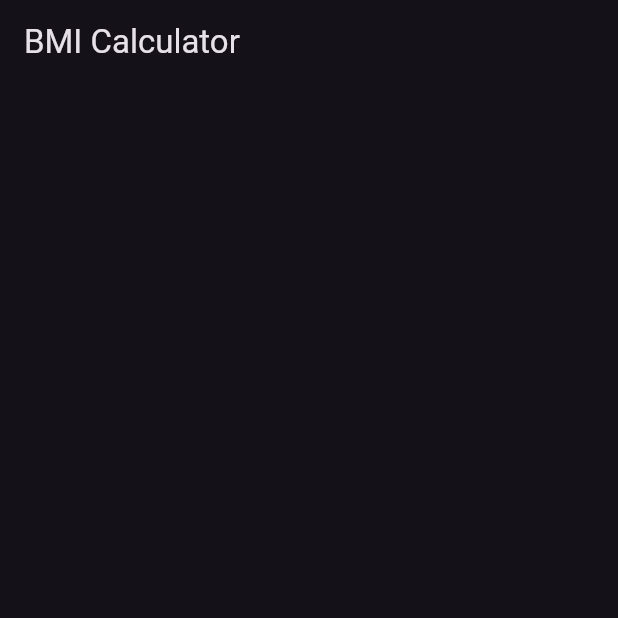
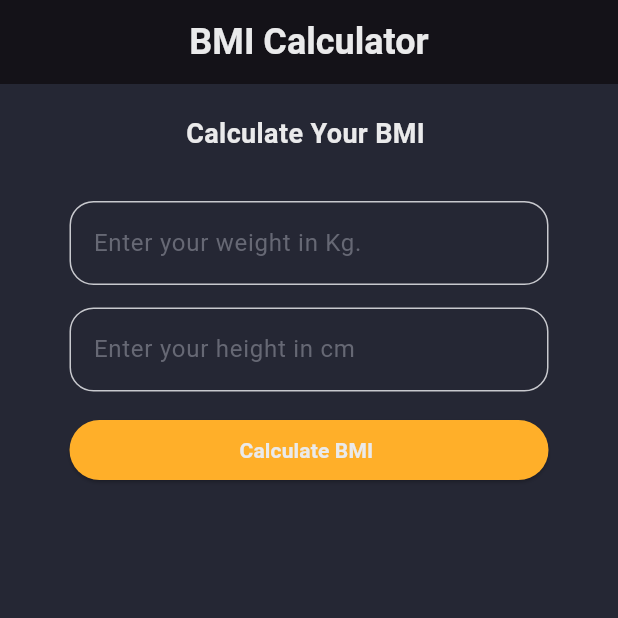
Before and after one commit to rajukarki467/bmi_calculator, a Flutter app: the screen it shows after launch, on a phone screen of 412 x 824 dp, the top half of it. Run offline on Flutter 3.47's test engine with Material 3 defaults, Android fonts, the phone set to English and light mode, and no system bars.

Commit message:
making text and input field and button

```diff
--- a/lib/main.dart
+++ b/lib/main.dart
@@ -12,6 +12,7 @@ class MyApp extends StatelessWidget {
   @override
   Widget build(BuildContext context) {
     return MaterialApp(
+      debugShowCheckedModeBanner: false,
       title: 'BMI - Calculator',
       theme: ThemeData.dark(),
       home: const HomePage(),
--- a/lib/pages/home_page.dart
+++ b/lib/pages/home_page.dart
@@ -1,3 +1,6 @@
+import 'package:bmi_calculator/constants/colors.dart';
+import 'package:bmi_calculator/widgets/custom_text.dart';
+import 'package:bmi_calculator/widgets/custome_textfield.dart';
 import 'package:flutter/material.dart';
 
 class HomePage extends StatelessWidget {
@@ -5,6 +8,56 @@ class HomePage extends StatelessWidget {
 
   @override
   Widget build(BuildContext context) {
-    return Scaffold(appBar: AppBar(title: Text("BMI Calculator")));
+    final screenSize = MediaQuery.of(context).size;
+    final screenwidth = screenSize.width;
+
+    final TextEditingController controller1 = TextEditingController();
+    final TextEditingController controller2 = TextEditingController();
+    return Scaffold(
+      appBar: AppBar(title: CustomText(textMessage: "BMI Calculator")),
+      backgroundColor: CustomColor.ScaffoldBg,
+      body: Center(
+        child: Container(
+          width: screenwidth / 1.2,
+          child: Column(
+            children: [
+              CustomText(textMessage: "Calculate Your BMI ", fontSize: 18),
+              Padding(
+                padding: const EdgeInsets.all(12.0),
+                child: Column(
+                  children: [
+                    CustomeTextfield(
+                      labelText: "Enter your weight in Kg.",
+                      controller: controller1,
+                    ),
+                    const SizedBox(height: 15),
+                    CustomeTextfield(
+                      labelText: "Enter your height in cm",
+                      controller: controller2,
+                    ),
+                    const SizedBox(height: 15),
+                    ElevatedButton(
+                      onPressed: () {
+                        String inpuvalue1 = controller1.text;
+                        String inpuvalue2 = controller2.text;
+                        // print(inpuvalue2);
+                      },
+                      child: CustomText(
+                        textMessage: "Calculate BMI ",
+                        fontSize: 14,
+                        ver: 0,
+                      ),
+                      style: ElevatedButton.styleFrom(
+                        backgroundColor: CustomColor.yellowPimary,
+                      ),
+                    ),
+                  ],
+                ),
+              ),
+            ],
+          ),
+        ),
+      ),
+    );
   }
 }
--- /dev/null
+++ b/lib/widgets/custom_text.dart
@@ -0,0 +1,32 @@
+import 'package:flutter/material.dart';
+
+import '../constants/colors.dart';
+
+class CustomText extends StatelessWidget {
+  const CustomText({
+    super.key,
+    required this.textMessage,
+    this.fontSize = 24,
+    this.ver = 20,
+  });
+  final String textMessage;
+  final double fontSize;
+  final double ver;
+
+  @override
+  Widget build(BuildContext context) {
+    return Center(
+      child: Container(
+        padding: EdgeInsets.symmetric(vertical: ver),
+        child: Text(
+          textMessage,
+          style: TextStyle(
+            fontWeight: FontWeight.bold,
+            fontSize: fontSize,
+            color: CustomColor.whitePrimary,
+          ),
+        ),
+      ),
+    );
+  }
+}
--- /dev/null
+++ b/lib/widgets/custome_textfield.dart
@@ -0,0 +1,30 @@
+import 'package:flutter/material.dart';
+
+import '../constants/colors.dart';
+
+class CustomeTextfield extends StatelessWidget {
+  const CustomeTextfield({super.key, required this.labelText, this.controller});
+  final String labelText;
+  final TextEditingController? controller;
+
+  @override
+  Widget build(BuildContext context) {
+    return TextField(
+      controller: controller,
+      decoration: InputDecoration(
+        border: getBorder(),
+        enabledBorder: getBorder(color: CustomColor.whiteSecondary),
+        focusedBorder: getBorder(color: Colors.blueAccent),
+        labelText: labelText,
+        labelStyle: const TextStyle(color: CustomColor.hintDark),
+      ),
+    );
+  }
+
+  InputBorder getBorder({Color? color}) {
+    return OutlineInputBorder(
+      borderRadius: BorderRadius.circular(16),
+      borderSide: BorderSide(color: color ?? CustomColor.whiteSecondary),
+    );
+  }
+}
```
